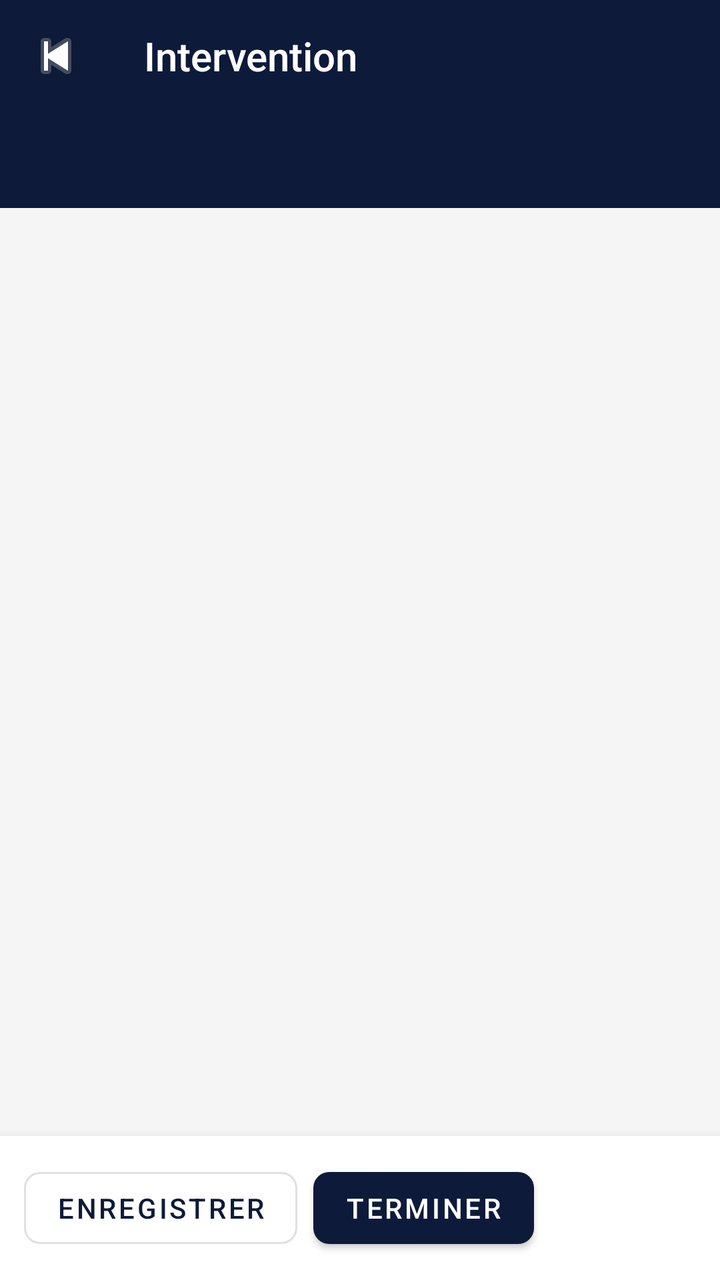
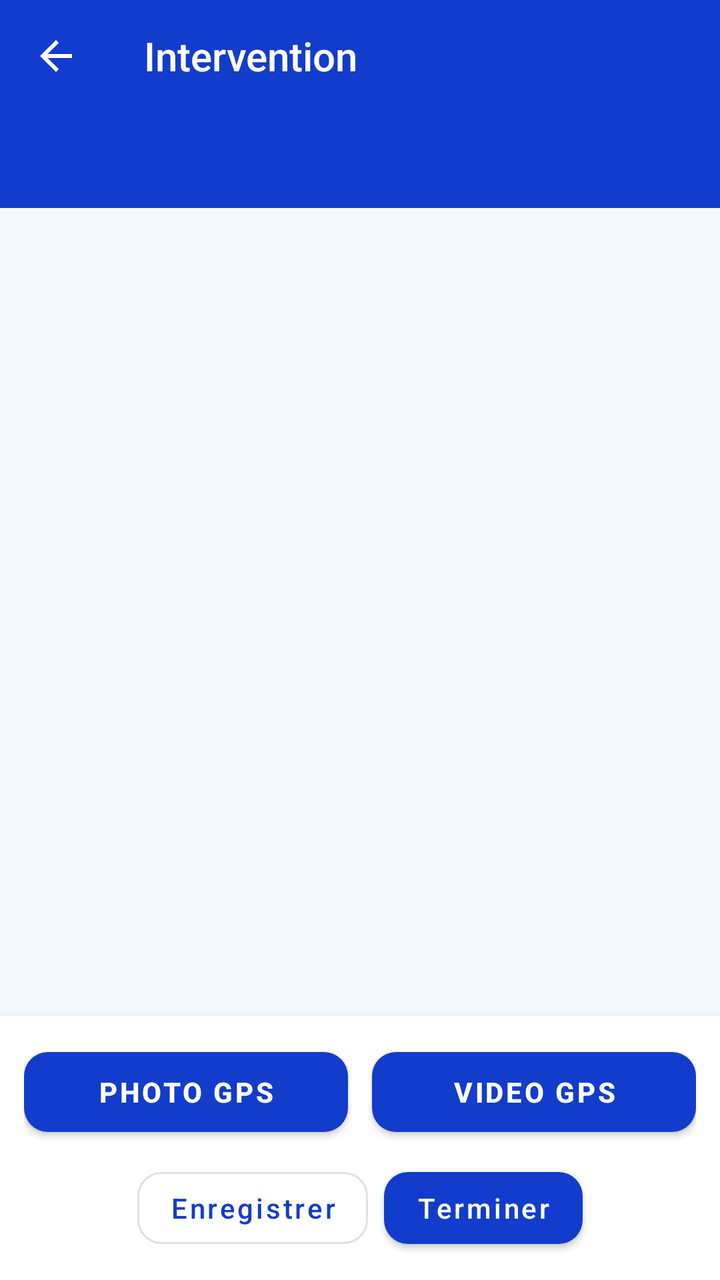

Before-and-after screenshots of an Android layout around one commit, followed by the original layout XML and the change that was made.
<!-- AndroidManifest.xml: application theme Theme.Material3.Light.NoActionBar -->
<!-- res/layout/activity_intervention_form.xml -->
<?xml version="1.0" encoding="utf-8"?>
<LinearLayout xmlns:android="http://schemas.android.com/apk/res/android"
    xmlns:app="http://schemas.android.com/apk/res-auto"
    android:layout_width="match_parent"
    android:layout_height="match_parent"
    android:orientation="vertical"
    android:background="#f5f5f5">

    <com.google.android.material.appbar.MaterialToolbar
        android:id="@+id/toolbar"
        android:layout_width="match_parent"
        android:layout_height="?attr/actionBarSize"
        android:background="#0d1a3a"
        app:navigationIcon="@android:drawable/ic_media_previous"
        app:titleTextColor="#ffffff"
        app:title="Intervention" />

    <com.google.android.material.tabs.TabLayout
        android:id="@+id/tabLayout"
        android:layout_width="match_parent"
        android:layout_height="wrap_content"
        android:background="#0d1a3a"
        app:tabIndicatorColor="#ffffff"
        app:tabSelectedTextColor="#ffffff"
        app:tabTextColor="#aaaacc"
        app:tabMode="scrollable" />

    <FrameLayout
        android:layout_width="match_parent"
        android:layout_height="0dp"
        android:layout_weight="1">

        <androidx.core.widget.NestedScrollView
            android:id="@+id/scrollView"
            android:layout_width="match_parent"
            android:layout_height="match_parent"
            android:fillViewport="true">

            <LinearLayout
                android:id="@+id/formContainer"
                android:layout_width="match_parent"
                android:layout_height="wrap_content"
                android:orientation="vertical"
                android:padding="12dp" />
        </androidx.core.widget.NestedScrollView>

        <ProgressBar
            android:id="@+id/progressBar"
            android:layout_width="wrap_content"
            android:layout_height="wrap_content"
            android:layout_gravity="center"
            android:visibility="gone" />
    </FrameLayout>

    <LinearLayout
        android:layout_width="match_parent"
        android:layout_height="wrap_content"
        android:orientation="horizontal"
        android:padding="12dp"
        android:background="#ffffff"
        android:elevation="8dp"
        android:gravity="center_vertical">

        <TextView
            android:id="@+id/tvSaveStatus"
            android:layout_width="0dp"
            android:layout_height="wrap_content"
            android:layout_weight="1"
            android:textSize="12sp"
            android:textColor="#999"
            android:visibility="gone" />

        <com.google.android.material.button.MaterialButton
            android:id="@+id/btnSave"
            style="@style/Widget.MaterialComponents.Button.OutlinedButton"
            android:layout_width="wrap_content"
            android:layout_height="48dp"
            android:text="Enregistrer"
            android:layout_marginEnd="8dp"
            app:cornerRadius="8dp" />

        <com.google.android.material.button.MaterialButton
            android:id="@+id/btnFinish"
            android:layout_width="wrap_content"
            android:layout_height="48dp"
            android:text="Terminer"
            app:cornerRadius="8dp" />
    </LinearLayout>

</LinearLayout>
<!-- resources referenced by this layout -->
<resources>
  <style name="Theme.Material3.Light.NoActionBar" parent="Theme.MaterialComponents.Light.NoActionBar.Bridge">
          <item name="colorPrimary">#0d1a3a</item>
          <item name="colorPrimaryVariant">#3050a0</item>
          <item name="colorOnPrimary">#ffffff</item>
          <item name="colorSecondary">#3050a0</item>
          <item name="colorOnSecondary">#ffffff</item>
          <item name="android:statusBarColor">#0d1a3a</item>
      </style>
</resources>

<!-- the commit's change to res/layout/activity_intervention_form.xml (unified diff, before → after) -->
@@ -4,26 +4,30 @@
     android:layout_width="match_parent"
     android:layout_height="match_parent"
     android:orientation="vertical"
-    android:background="#f5f5f5">
+    android:background="@color/background">
 
     <com.google.android.material.appbar.MaterialToolbar
         android:id="@+id/toolbar"
         android:layout_width="match_parent"
         android:layout_height="?attr/actionBarSize"
-        android:background="#0d1a3a"
-        app:navigationIcon="@android:drawable/ic_media_previous"
-        app:titleTextColor="#ffffff"
+        android:background="@color/primary"
+        app:navigationIcon="@drawable/ic_arrow_back"
+        app:titleTextColor="@color/on_primary"
+        app:subtitleTextColor="@color/on_primary"
         app:title="Intervention" />
 
     <com.google.android.material.tabs.TabLayout
         android:id="@+id/tabLayout"
         android:layout_width="match_parent"
-        android:layout_height="wrap_content"
-        android:background="#0d1a3a"
-        app:tabIndicatorColor="#ffffff"
-        app:tabSelectedTextColor="#ffffff"
-        app:tabTextColor="#aaaacc"
-        app:tabMode="scrollable" />
+        android:layout_height="48dp"
+        android:background="@color/primary"
+        app:tabIndicatorColor="@color/on_primary"
+        app:tabIndicatorHeight="3dp"
+        app:tabSelectedTextColor="@color/on_primary"
+        app:tabTextColor="#80FFFFFF"
+        app:tabMode="scrollable"
+        app:tabGravity="start"
+        app:tabTextAppearance="@style/TabTextAppearance" />
 
     <FrameLayout
         android:layout_width="match_parent"
@@ -52,39 +56,76 @@
             android:visibility="gone" />
     </FrameLayout>
 
-    <LinearLayout
+    
+    <com.google.android.material.card.MaterialCardView
         android:layout_width="match_parent"
         android:layout_height="wrap_content"
-        android:orientation="horizontal"
-        android:padding="12dp"
-        android:background="#ffffff"
-        android:elevation="8dp"
-        android:gravity="center_vertical">
+        app:cardCornerRadius="0dp"
+        app:cardElevation="8dp">
 
-        <TextView
-            android:id="@+id/tvSaveStatus"
-            android:layout_width="0dp"
+        <LinearLayout
+            android:layout_width="match_parent"
             android:layout_height="wrap_content"
-            android:layout_weight="1"
-            android:textSize="12sp"
-            android:textColor="#999"
-            android:visibility="gone" />
+            android:orientation="vertical"
+            android:padding="12dp"
+            android:background="@color/surface">
 
-        <com.google.android.material.button.MaterialButton
-            android:id="@+id/btnSave"
-            style="@style/Widget.MaterialComponents.Button.OutlinedButton"
-            android:layout_width="wrap_content"
-            android:layout_height="48dp"
-            android:text="Enregistrer"
-            android:layout_marginEnd="8dp"
-            app:cornerRadius="8dp" />
+            <LinearLayout
+                android:layout_width="match_parent"
+                android:layout_height="wrap_content"
+                android:orientation="horizontal"
+                android:gravity="center">
 
-        <com.google.android.material.button.MaterialButton
-            android:id="@+id/btnFinish"
-            android:layout_width="wrap_content"
-            android:layout_height="48dp"
-            android:text="Terminer"
-            app:cornerRadius="8dp" />
-    </LinearLayout>
+                <com.google.android.material.button.MaterialButton
+                    android:id="@+id/btnPhotoGps"
+                    android:layout_width="0dp"
+                    android:layout_weight="1"
+                    android:layout_height="52dp"
+                    android:text="PHOTO GPS"
+                    android:textStyle="bold"
+                    android:layout_marginEnd="6dp" />
+
+                <com.google.android.material.button.MaterialButton
+                    android:id="@+id/btnVideoGps"
+                    android:layout_width="0dp"
+                    android:layout_weight="1"
+                    android:layout_height="52dp"
+                    android:text="VIDEO GPS"
+                    android:textStyle="bold"
+                    android:layout_marginStart="6dp" />
+            </LinearLayout>
+
+            <LinearLayout
+                android:layout_width="match_parent"
+                android:layout_height="wrap_content"
+                android:orientation="horizontal"
+                android:gravity="center"
+                android:layout_marginTop="8dp">
+
+                <TextView
+                    android:id="@+id/tvSaveStatus"
+                    android:layout_width="0dp"
+                    android:layout_height="wrap_content"
+                    android:layout_weight="1"
+                    android:textSize="12sp"
+                    android:textColor="@color/text_hint"
+                    android:visibility="gone" />
+
+                <com.google.android.material.button.MaterialButton
+                    android:id="@+id/btnSave"
+                    style="@style/Widget.App.Button.Outlined"
+                    android:layout_width="wrap_content"
+                    android:layout_height="48dp"
+                    android:text="Enregistrer"
+                    android:layout_marginEnd="8dp" />
+
+                <com.google.android.material.button.MaterialButton
+                    android:id="@+id/btnFinish"
+                    android:layout_width="wrap_content"
+                    android:layout_height="48dp"
+                    android:text="Terminer" />
+            </LinearLayout>
+        </LinearLayout>
+    </com.google.android.material.card.MaterialCardView>
 
 </LinearLayout>
<!-- resource entries referenced after the edit -->
@@ -1,12 +1,61 @@
 <!-- resources referenced by this layout -->
 <resources>
+  <color name="background">#F4F8FF</color>
+  <color name="on_primary">#FFFFFF</color>
+  <color name="primary">#123CCB</color>
+  <color name="surface">#FFFFFF</color>
+  <color name="text_hint">#999999</color>
+  <!-- drawable ic_arrow_back (drawable) -->
+  <?xml version="1.0" encoding="utf-8"?>
+  <vector xmlns:android="http://schemas.android.com/apk/res/android"
+      android:width="24dp"
+      android:height="24dp"
+      android:viewportWidth="24"
+      android:viewportHeight="24"
+      android:tint="@color/on_primary">
+      <path
+          android:fillColor="@android:color/white"
+          android:pathData="M20,11H7.83l5.59,-5.59L12,4l-8,8 8,8 1.41,-1.41L7.83,13H20v-2z"/>
+  </vector>
+  <style name="TabTextAppearance" parent="TextAppearance.MaterialComponents.Button">
+          <item name="android:textSize">13sp</item>
+          <item name="android:textAllCaps">false</item>
+          <item name="fontFamily">sans-serif-medium</item>
+      </style>
+  <style name="Widget.App.Button.Outlined" parent="Widget.MaterialComponents.Button.OutlinedButton">
+          <item name="cornerRadius">12dp</item>
+          <item name="android:textAllCaps">false</item>
+      </style>
   <style name="Theme.Material3.Light.NoActionBar" parent="Theme.MaterialComponents.Light.NoActionBar.Bridge">
-          <item name="colorPrimary">#0d1a3a</item>
-          <item name="colorPrimaryVariant">#3050a0</item>
-          <item name="colorOnPrimary">#ffffff</item>
-          <item name="colorSecondary">#3050a0</item>
-          <item name="colorOnSecondary">#ffffff</item>
-          <item name="android:statusBarColor">#0d1a3a</item>
+          <item name="colorPrimary">@color/primary</item>
+          <item name="colorPrimaryVariant">@color/primary_light</item>
+          <item name="colorOnPrimary">@color/on_primary</item>
+          <item name="colorSecondary">@color/secondary</item>
+          <item name="colorOnSecondary">@color/on_secondary</item>
+          <item name="colorSurface">@color/surface</item>
+          <item name="colorError">@color/error</item>
+          <item name="android:statusBarColor">@color/primary</item>
+          <item name="android:windowBackground">@color/background</item>
+          <item name="android:colorBackground">@color/background</item>
+          
+          <item name="textInputStyle">@style/Widget.App.TextInputLayout</item>
+          <item name="colorControlHighlight">#3328BDEB</item>
+          
+          <item name="materialButtonStyle">@style/Widget.App.Button</item>
+      </style>
+  <color name="primary_light">#2F78F4</color>
+  <color name="secondary">#28BDEB</color>
+  <color name="on_secondary">#FFFFFF</color>
+  <color name="error">#F44336</color>
+  <style name="Widget.App.TextInputLayout" parent="Widget.MaterialComponents.TextInputLayout.OutlinedBox">
+          <item name="boxCornerRadiusTopStart">12dp</item>
+          <item name="boxCornerRadiusTopEnd">12dp</item>
+          <item name="boxCornerRadiusBottomStart">12dp</item>
+          <item name="boxCornerRadiusBottomEnd">12dp</item>
+      </style>
+  <style name="Widget.App.Button" parent="Widget.MaterialComponents.Button">
+          <item name="cornerRadius">12dp</item>
+          <item name="android:textAllCaps">false</item>
       </style>
 </resources>
 
